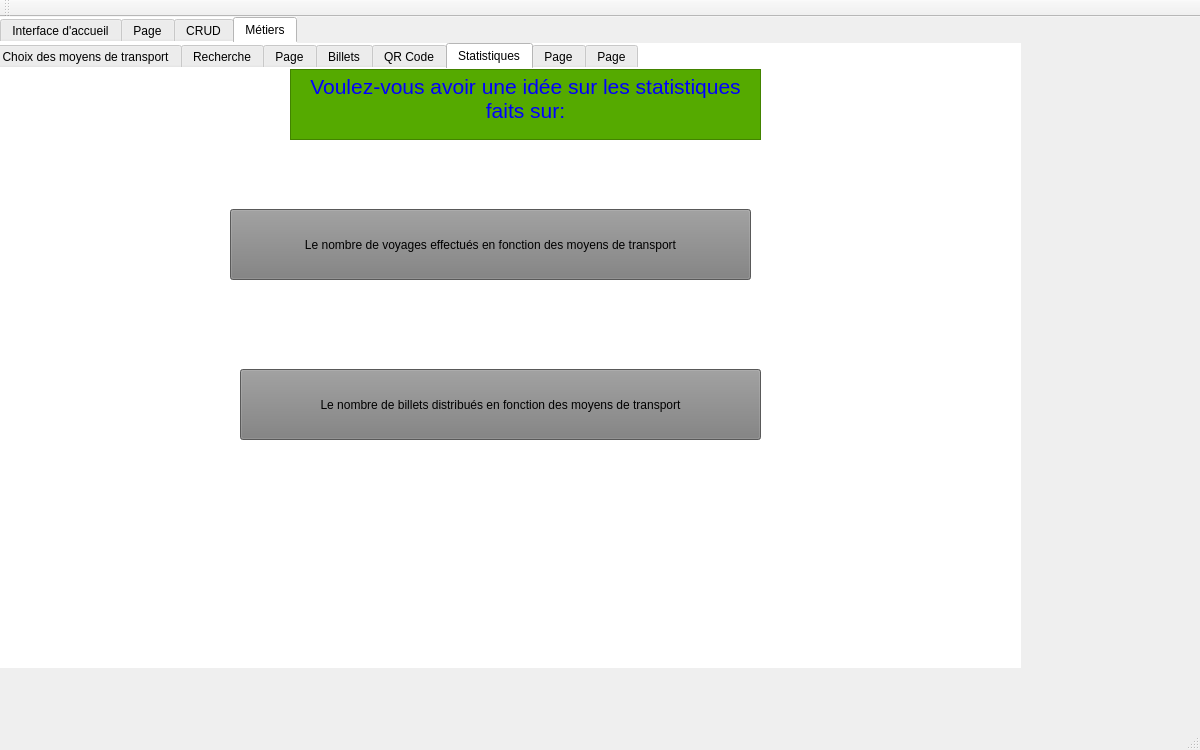
This is Gestion_Des_Moyens_De_Transport/Gestion_des_moyens_de_transport/mainwindow.ui in TristanMendes/Smart-Olympic-Games as Qt 5 draws it before an edit. The edited form follows.
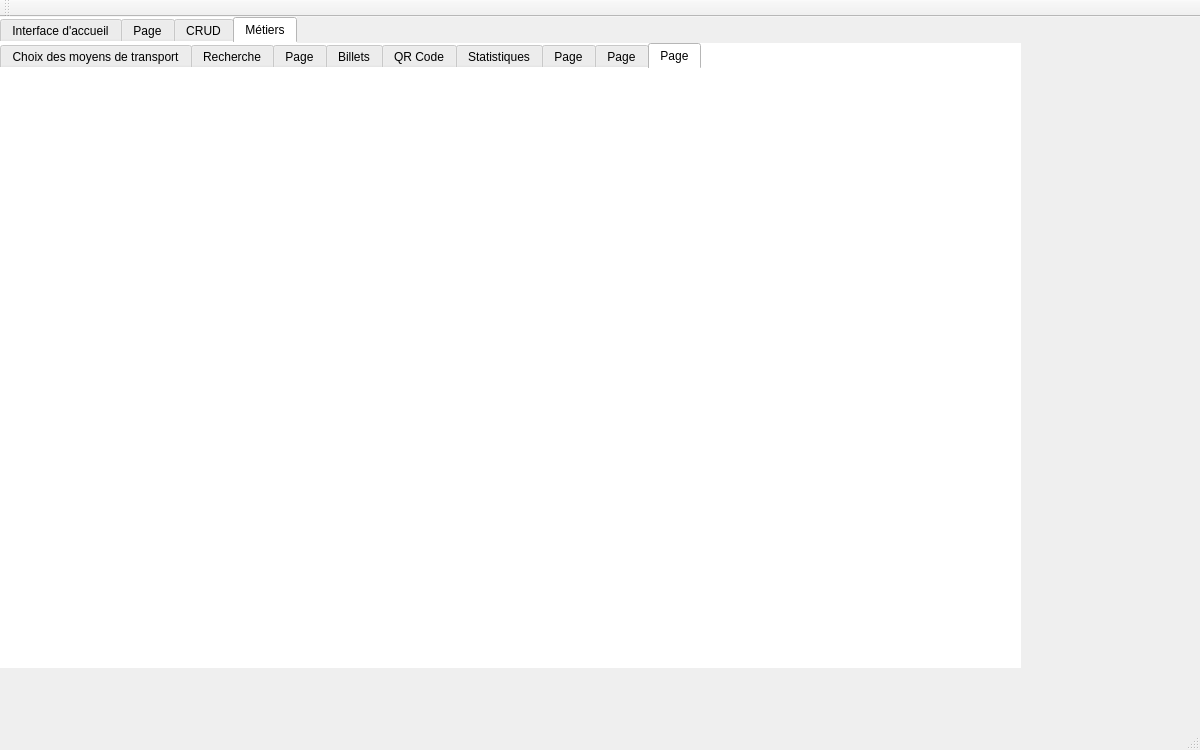
This is the edited form. The open tabs and pages were chosen to show the change. Icons and pictures are not drawn. Custom widgets are drawn as their Qt base class.

Diff of the .ui file:
```diff
--- a/Gestion_Des_Moyens_De_Transport/Gestion_des_moyens_de_transport/mainwindow.ui
+++ b/Gestion_Des_Moyens_De_Transport/Gestion_des_moyens_de_transport/mainwindow.ui
@@ -1121,7 +1121,7 @@
      <widget class="QTabWidget" name="tabWidget_3">
       <property name="geometry">
        <rect>
-        <x>-10</x>
+        <x>0</x>
         <y>0</y>
         <width>1051</width>
         <height>621</height>
@@ -2124,6 +2124,22 @@
         </property>
        </widget>
       </widget>
+      <widget class="QWidget" name="tab_16">
+       <attribute name="title">
+        <string>Page</string>
+       </attribute>
+       <widget class="QFrame" name="horizontalFrame">
+        <property name="geometry">
+         <rect>
+          <x>20</x>
+          <y>10</y>
+          <width>961</width>
+          <height>581</height>
+         </rect>
+        </property>
+        <layout class="QHBoxLayout" name="horizontalLayout"/>
+       </widget>
+      </widget>
      </widget>
     </widget>
    </widget>
```
Left out of the diff: 6 changed lines with no effect on the pictures.
